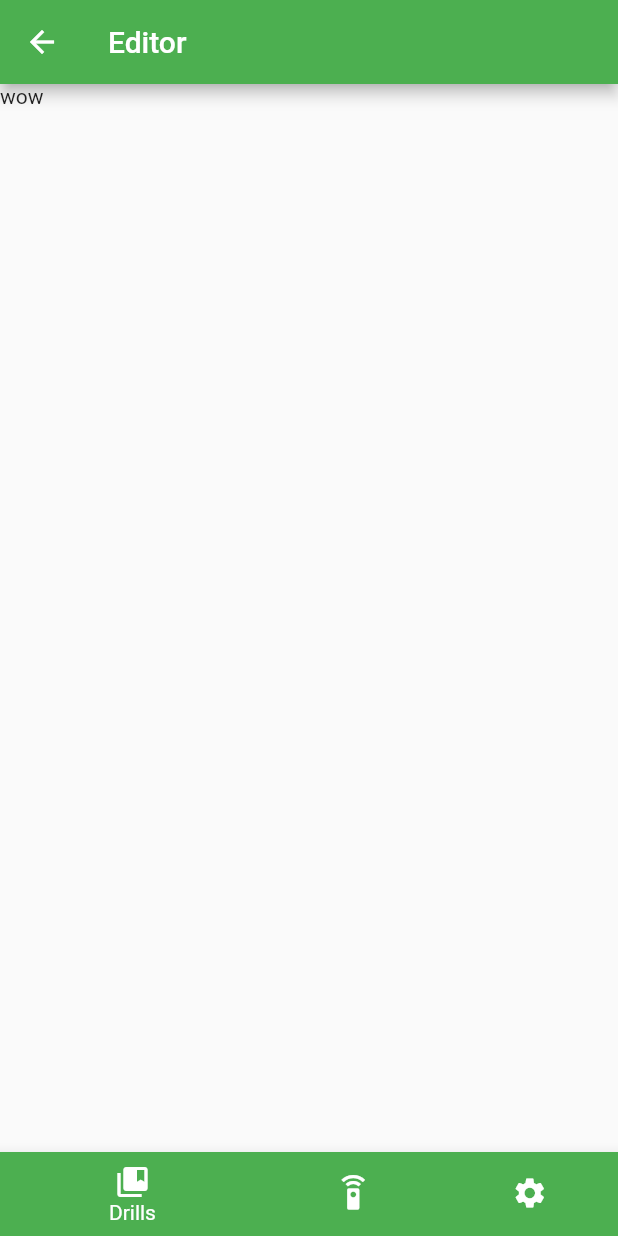
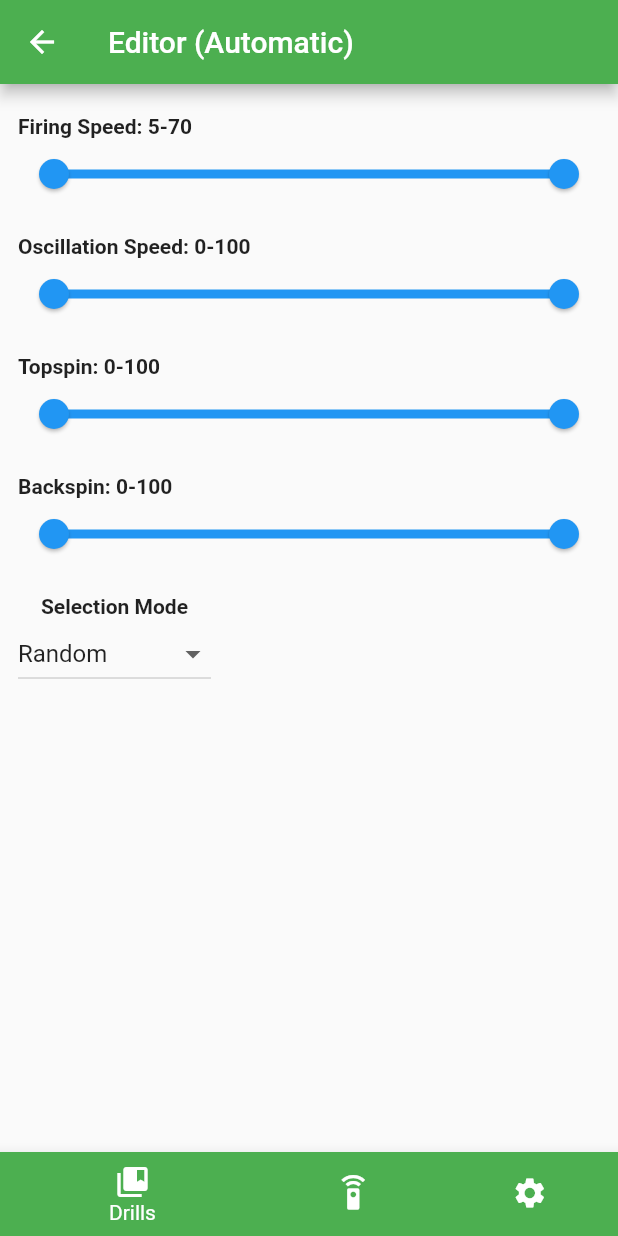
Before and after one commit to kil0meters/pingpong, a Flutter app: the screen it shows after launch, after a tap on the "add" icon, on a phone screen of 412 x 824 dp. Run offline on Flutter 3.47's test engine with Material 2 defaults, Android fonts, the phone set to English and light mode, and no system bars.

Commit message:
Refactor drill editor

```diff
--- a/lib/drill_editor.dart
+++ b/lib/drill_editor.dart
@@ -1,4 +1,6 @@
 import 'package:flutter/material.dart';
+
+import 'globals.dart' as globals;
 
 class Drill {
   const Drill(this.title, this.description, this.firingSpeed, this.oscillationFrequency, this.topspin, this.backspin);
@@ -8,6 +10,53 @@ class Drill {
   final int oscillationFrequency;
   final int topspin;
   final int backspin;
+}
+
+class DrillEditorSlider extends StatefulWidget {
+  final String title;
+  final double max;
+  final double min;
+
+  DrillEditorSlider({Key key, this.title, this.max, this.min}) : super(key: key);
+
+  @override
+  _DrillEditorSliderState createState() => _DrillEditorSliderState(rangeStart: min, rangeEnd: max);
+}
+
+class _DrillEditorSliderState extends State<DrillEditorSlider> {
+  double rangeStart;
+  double rangeEnd;
+
+  _DrillEditorSliderState({Key key, this.rangeStart, this.rangeEnd});
+
+  @override
+  Widget build(BuildContext context) {
+    return Padding(
+      padding: EdgeInsets.fromLTRB(0, 8, 0, 8),
+      child: Column(
+        crossAxisAlignment: CrossAxisAlignment.start,
+        children: <Widget>[
+          Text(
+            '${widget.title}: ${this.rangeStart.floor()}-${this.rangeEnd.floor()}',
+            style: TextStyle(
+              fontWeight: FontWeight.bold,
+            ),
+          ),
+          RangeSlider(
+            max: widget.max,
+            min: widget.min,
+            onChanged: (RangeValues values) {
+              setState(() {
+                rangeStart = values.start;
+                rangeEnd = values.end;
+              });
+            },
+            values: RangeValues(this.rangeStart, this.rangeEnd)
+          )
+        ],
+      ),
+    );
+  }
 }
 
 class DrillPage extends StatefulWidget {
@@ -29,7 +78,9 @@ class _DrillPageState extends State<DrillPage> {
               case '/':
                 return DrillList();
               case '/editor':
-                return DrillEditor();
+                return DrillEditorAutomatic();
+              default:
+                return Text('ERROR - This should never happen');
             }
           }
         );
@@ -38,22 +89,74 @@ class _DrillPageState extends State<DrillPage> {
   }
 }
 
-class DrillEditor extends StatefulWidget {
-  DrillEditor({Key key}) : super(key: key);
+class DrillEditorAutomatic extends StatelessWidget {
+  DrillEditorAutomatic({Key key}) : super(key: key);
 
-  @override
-  _DrillEditorState createState() => _DrillEditorState();
-}
-
-class _DrillEditorState extends State<DrillEditor> {
   @override
   Widget build(BuildContext context) {
     return Scaffold(
       appBar: AppBar(
-        title: Text('Editor'),
+        title: Text('Editor (Automatic)'),
         backgroundColor: Colors.green,
       ),
-      body: Text('wow')
+      body: Container(
+        padding: EdgeInsets.all(12),
+        child: Column(
+          crossAxisAlignment: CrossAxisAlignment.start,
+          children: <Widget>[
+            DrillEditorSlider(title: "Firing Speed", max: globals.firingSpeedMax, min: globals.firingSpeedMin),
+            DrillEditorSlider(title: "Oscillation Speed", max: globals.oscillationSpeedMax, min: globals.oscillationSpeedMin),
+            DrillEditorSlider(title: "Topspin", max: globals.topspinMax, min: globals.topspinMin),
+            DrillEditorSlider(title: "Backspin", max: globals.backspinMax, min: globals.topspinMin),
+            Padding(
+              padding: EdgeInsets.fromLTRB(0, 8, 0, 8),
+              child: Column(
+
+                children: <Widget>[
+                  Text(
+                    'Selection Mode',
+                    style: TextStyle(
+                      fontWeight: FontWeight.bold,
+                    )
+                  ),
+                  DrillEditorDropdown()
+                ]
+              )
+            )
+          ],
+        )
+      )
+    );
+  }
+}
+
+class DrillEditorDropdown extends StatefulWidget {
+  const DrillEditorDropdown({
+    Key key,
+  }) : super(key: key);
+
+  @override
+  _DrillEditorDropdownState createState() => _DrillEditorDropdownState();
+}
+
+class _DrillEditorDropdownState extends State<DrillEditorDropdown> {
+  String selectedValue = 'Random';
+
+  @override
+  Widget build(BuildContext context) {
+    return DropdownButton<String>(
+      value: selectedValue,
+      items: <String>['Random', 'Random Noise', 'Linear'].map((String value) {
+        return DropdownMenuItem<String>(
+          value: value,
+          child: Text(value),
+        );
+      }).toList(),
+      onChanged: (String value) {
+        setState(() {
+          selectedValue = value;
+        });
+      }
     );
   }
 }
--- /dev/null
+++ b/lib/globals.dart
@@ -0,0 +1,13 @@
+library pingpong.globals;
+
+final double firingSpeedMax = 70;
+final double firingSpeedMin = 5;
+
+final double oscillationSpeedMax = 100;
+final double oscillationSpeedMin = 0;
+
+final double backspinMax = 100;
+final double backspinMin = 0;
+
+final double topspinMax = 100;
+final double topspinMin = 0;
```
